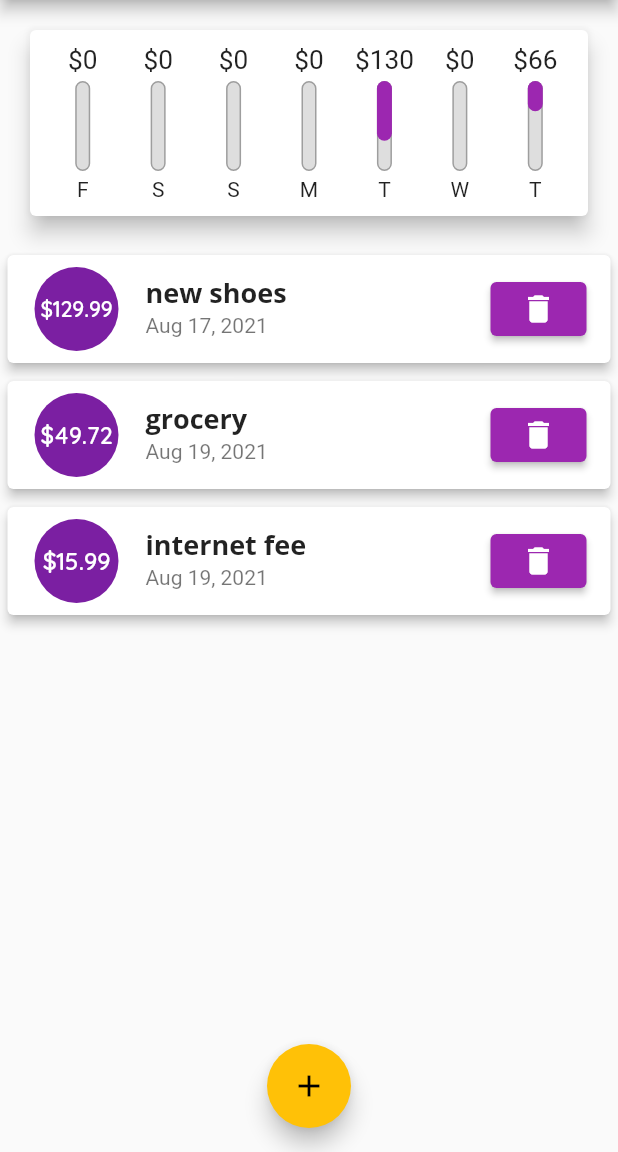
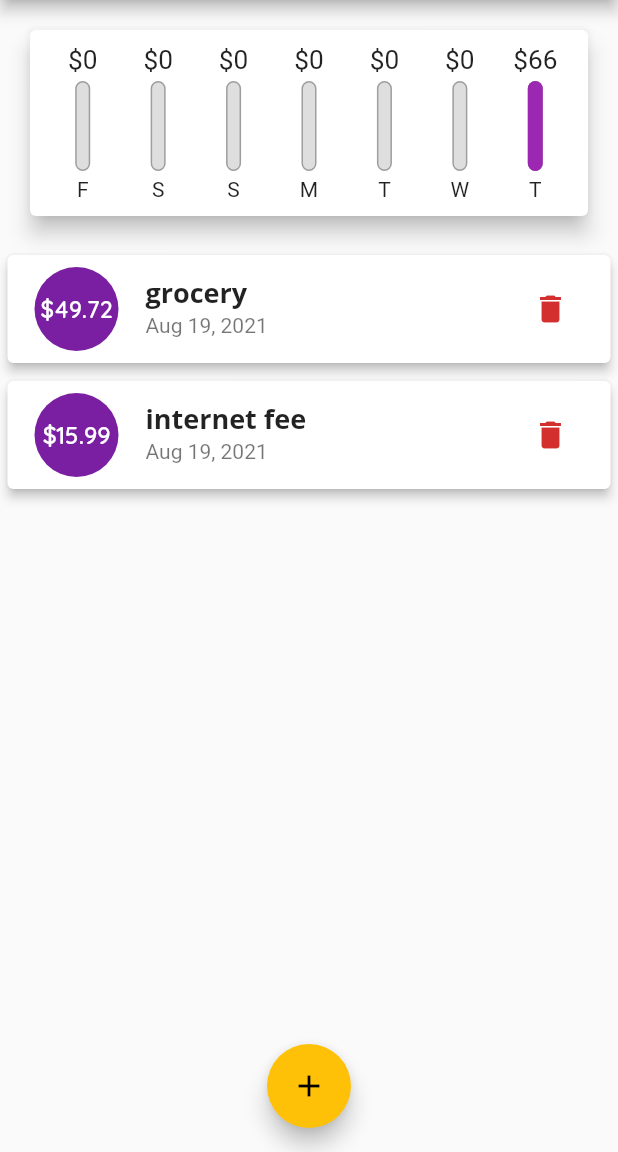
Before and after one commit to Bouchemel-Nasreddine/peronal_expenses_tracker, a Flutter app: the screen it shows after launch, after a tap on the "delete" icon, on a phone screen of 412 x 824 dp, the part 84-1236 px from its top. Run offline on Flutter 3.47's test engine with Material 2 defaults, Android fonts, the phone set to English and light mode, and no system bars.

Commit message:
deleting transactions

```diff
--- a/lib/main.dart
+++ b/lib/main.dart
@@ -75,6 +75,13 @@ class _MyHomePageState extends State<MyHomePage> {
     });
   }
 
+  void _deleteTransaction(String id) {
+    setState(() {
+      _transactions.removeWhere((element) => element.id == id);
+    });
+  }
+
+
   @override
   Widget build(BuildContext context) {
     return Scaffold(
@@ -93,7 +100,7 @@ class _MyHomePageState extends State<MyHomePage> {
 //        crossAxisAlignment: CrossAxisAlignment.stretch,
         children: <Widget>[
           Chart(_recentTransaction),
-          TransactionList(_transactions),
+          TransactionList(_transactions, _deleteTransaction),
         ],
       ),
       floatingActionButton: FloatingActionButton(
--- a/lib/widgets/transaction_list.dart
+++ b/lib/widgets/transaction_list.dart
@@ -3,9 +3,10 @@ import 'package:intl/intl.dart';
 import 'package:peronal_expenses_tracker/models/transaction.dart';
 
 class TransactionList extends StatelessWidget {
+  final void Function(String) deleteTransaction;
   final List<Transaction> transactions;
 
-  TransactionList(this.transactions);
+  TransactionList(this.transactions, this.deleteTransaction);
 
   @override
   Widget build(BuildContext context) {
@@ -55,20 +56,17 @@ class TransactionList extends StatelessWidget {
                       subtitle: Text(
                         DateFormat.yMMMd().format(transactions[index].date),
                       ),
-                    trailing: ElevatedButton(
-                      child: Icon(Icons.delete),
-                      onPressed: () {},
-                    ),
-                  ),
+                      trailing: IconButton(
+                        icon: Icon(Icons.delete),
+                        color: Theme.of(context).errorColor,
+                        onPressed: () {
+                          deleteTransaction(transactions[index].id);
+                        },
+                      )),
                 );
               },
               itemCount: transactions.length,
             ),
     );
   }
-
-  void _deleteTransaction(int index) {
-
 }
-
-}
```
Lines whose indentation alone changed are shown as unchanged.
